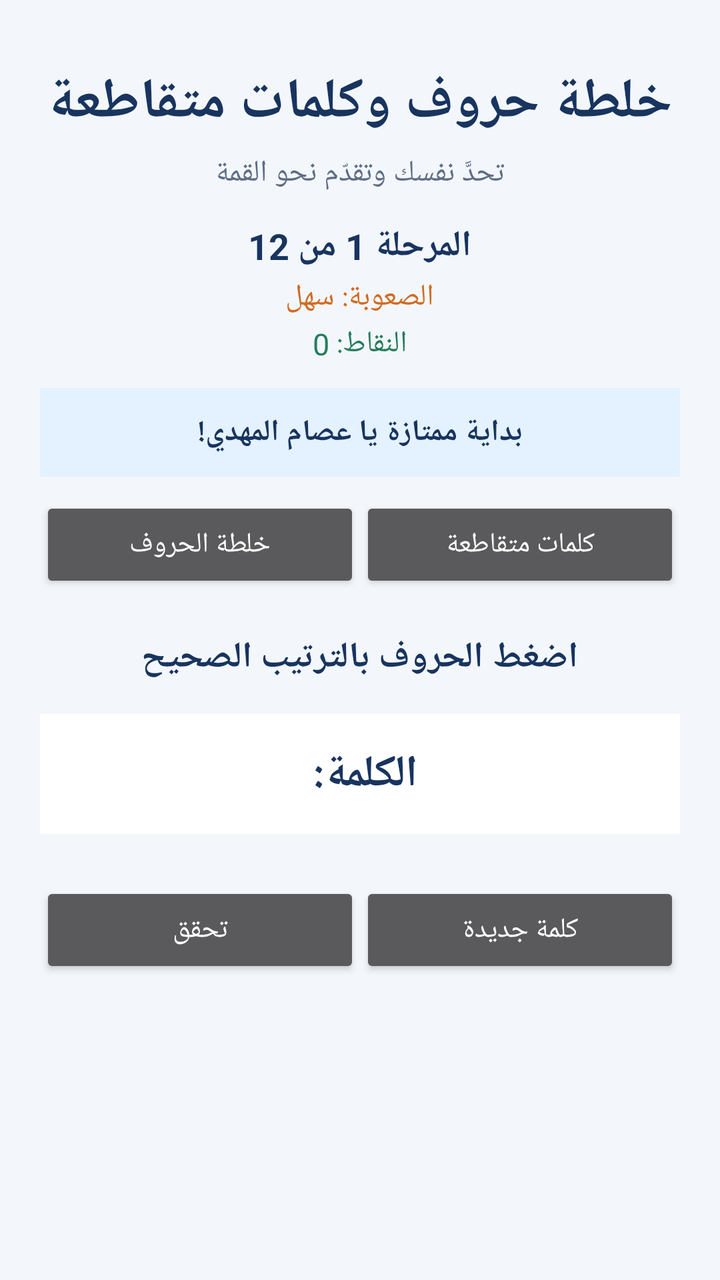
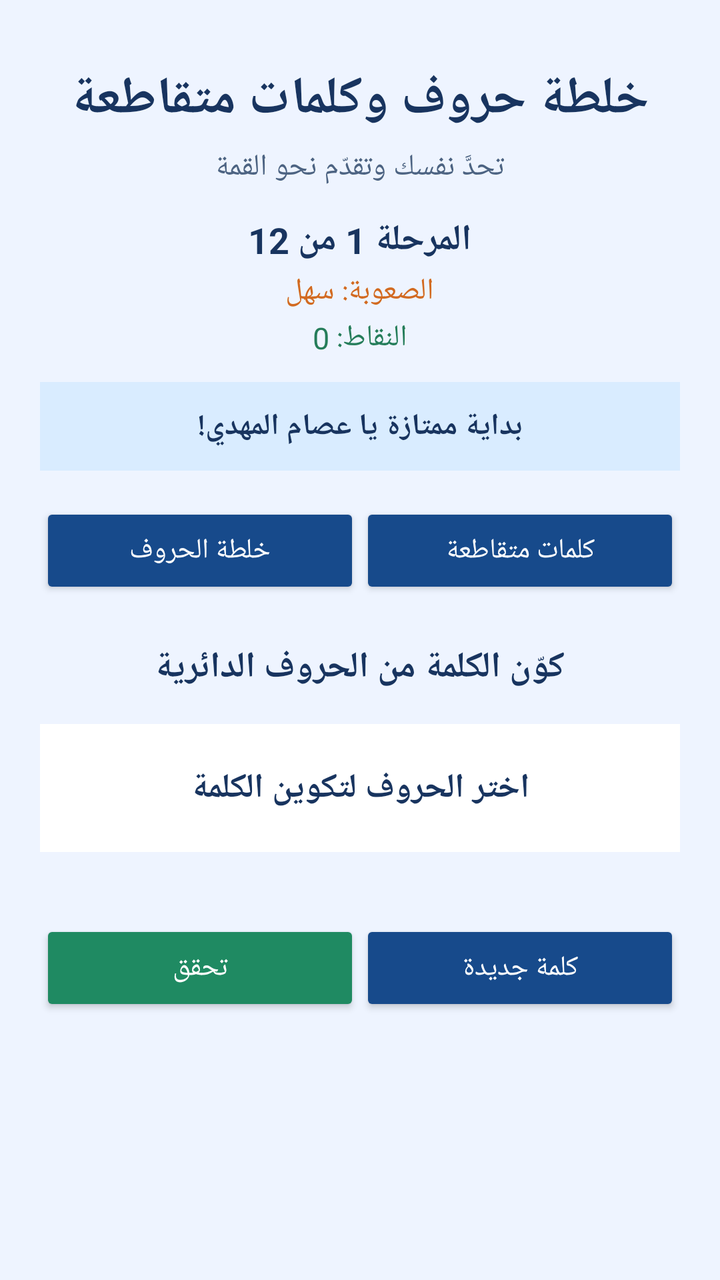

Screens rendered from an Android XML layout before and after an edit, with the pre-edit source and the edit as a unified diff.
<!-- AndroidManifest.xml: activity theme Theme.AppCompat.NoActionBar -->
<!-- res/layout/activity_crossword.xml -->
<?xml version="1.0" encoding="utf-8"?>
<ScrollView xmlns:android="http://schemas.android.com/apk/res/android"
    android:layout_width="match_parent"
    android:layout_height="match_parent"
    android:background="#F3F7FC"
    android:fillViewport="true">

    <LinearLayout
        android:layout_width="match_parent"
        android:layout_height="wrap_content"
        android:orientation="vertical"
        android:gravity="center_horizontal"
        android:padding="20dp">

        <TextView
            android:layout_width="wrap_content"
            android:layout_height="wrap_content"
            android:text="خلطة حروف وكلمات متقاطعة"
            android:textColor="#18345F"
            android:textSize="28sp"
            android:textStyle="bold"
            android:layout_marginTop="12dp" />

        <TextView
            android:layout_width="wrap_content"
            android:layout_height="wrap_content"
            android:text="تحدَّ نفسك وتقدّم نحو القمة"
            android:textColor="#5E6D85"
            android:textSize="15sp"
            android:layout_marginTop="6dp" />

        <TextView
            android:id="@+id/levelText"
            android:layout_width="wrap_content"
            android:layout_height="wrap_content"
            android:text="المرحلة 1 من 12"
            android:textColor="#18345F"
            android:textSize="18sp"
            android:textStyle="bold"
            android:layout_marginTop="14dp" />

        <TextView
            android:id="@+id/difficultyText"
            android:layout_width="wrap_content"
            android:layout_height="wrap_content"
            android:text="الصعوبة: سهل"
            android:textColor="#D26A20"
            android:textSize="15sp"
            android:layout_marginTop="3dp" />

        <TextView
            android:id="@+id/scoreText"
            android:layout_width="wrap_content"
            android:layout_height="wrap_content"
            android:text="النقاط: 0"
            android:textColor="#257D5A"
            android:textSize="15sp"
            android:layout_marginTop="3dp" />

        <TextView
            android:id="@+id/motivationText"
            android:layout_width="match_parent"
            android:layout_height="wrap_content"
            android:background="#E4F1FF"
            android:gravity="center"
            android:padding="12dp"
            android:text="بداية ممتازة يا عصام المهدي!"
            android:textColor="#18345F"
            android:textSize="15sp"
            android:textStyle="bold"
            android:layout_marginTop="12dp"
            android:layout_marginBottom="10dp" />

        <LinearLayout
            android:layout_width="match_parent"
            android:layout_height="wrap_content"
            android:orientation="horizontal">

            <Button
                android:id="@+id/scrambleModeButton"
                android:layout_width="0dp"
                android:layout_height="wrap_content"
                android:layout_weight="1"
                android:text="خلطة الحروف"
                android:textAllCaps="false" />

            <Button
                android:id="@+id/crosswordModeButton"
                android:layout_width="0dp"
                android:layout_height="wrap_content"
                android:layout_weight="1"
                android:text="كلمات متقاطعة"
                android:textAllCaps="false" />
        </LinearLayout>

        <LinearLayout
            android:id="@+id/scramblePanel"
            android:layout_width="match_parent"
            android:layout_height="wrap_content"
            android:orientation="vertical"
            android:gravity="center_horizontal"
            android:paddingTop="20dp">

            <TextView
                android:layout_width="wrap_content"
                android:layout_height="wrap_content"
                android:text="اضغط الحروف بالترتيب الصحيح"
                android:textColor="#18345F"
                android:textSize="18sp"
                android:textStyle="bold" />

            <TextView
                android:id="@+id/scrambleAnswer"
                android:layout_width="match_parent"
                android:layout_height="60dp"
                android:layout_marginTop="16dp"
                android:background="#FFFFFF"
                android:gravity="center"
                android:text="الكلمة: "
                android:textColor="#18345F"
                android:textSize="22sp"
                android:textStyle="bold" />

            <LinearLayout
                android:id="@+id/lettersRow"
                android:layout_width="match_parent"
                android:layout_height="wrap_content"
                android:orientation="horizontal"
                android:gravity="center"
                android:layout_marginTop="14dp" />

            <LinearLayout
                android:layout_width="match_parent"
                android:layout_height="wrap_content"
                android:orientation="horizontal"
                android:layout_marginTop="10dp">

                <Button
                    android:id="@+id/scrambleCheckButton"
                    android:layout_width="0dp"
                    android:layout_height="wrap_content"
                    android:layout_weight="1"
                    android:text="تحقق"
                    android:textAllCaps="false" />

                <Button
                    android:id="@+id/scrambleNewButton"
                    android:layout_width="0dp"
                    android:layout_height="wrap_content"
                    android:layout_weight="1"
                    android:text="كلمة جديدة"
                    android:textAllCaps="false" />
            </LinearLayout>
        </LinearLayout>

        <LinearLayout
            android:id="@+id/crosswordPanel"
            android:layout_width="match_parent"
            android:layout_height="wrap_content"
            android:orientation="vertical"
            android:gravity="center_horizontal"
            android:paddingTop="20dp"
            android:visibility="gone">

            <TextView
                android:layout_width="wrap_content"
                android:layout_height="wrap_content"
                android:text="أكمل الكلمة الأفقية والعمودية"
                android:textColor="#18345F"
                android:textSize="18sp"
                android:textStyle="bold" />

            <GridLayout
                android:id="@+id/crosswordGrid"
                android:layout_width="match_parent"
                android:layout_height="wrap_content"
                android:layout_marginTop="16dp"
                android:columnCount="5"
                android:rowCount="5"
                android:padding="5dp"
                android:background="#18345F" />

            <TextView
                android:id="@+id/crosswordStatus"
                android:layout_width="wrap_content"
                android:layout_height="wrap_content"
                android:text="املأ الخانات"
                android:textColor="#5E6D85"
                android:textSize="16sp"
                android:layout_marginTop="12dp" />

            <LinearLayout
                android:layout_width="match_parent"
                android:layout_height="wrap_content"
                android:orientation="horizontal"
                android:layout_marginTop="8dp">

                <Button
                    android:id="@+id/crosswordCheckButton"
                    android:layout_width="0dp"
                    android:layout_height="wrap_content"
                    android:layout_weight="1"
                    android:text="تحقق من الحل"
                    android:textAllCaps="false" />

                <Button
                    android:id="@+id/crosswordClearButton"
                    android:layout_width="0dp"
                    android:layout_height="wrap_content"
                    android:layout_weight="1"
                    android:text="مسح"
                    android:textAllCaps="false" />
            </LinearLayout>
        </LinearLayout>
    </LinearLayout>
</ScrollView>
<!-- resources referenced by this layout -->
<resources>

</resources>

<!-- the commit's change to res/layout/activity_crossword.xml (unified diff, before → after) -->
@@ -1,8 +1,9 @@
 <?xml version="1.0" encoding="utf-8"?>
-<ScrollView xmlns:android="http://schemas.android.com/apk/res/android"
+<ScrollView
+    xmlns:android="http://schemas.android.com/apk/res/android"
     android:layout_width="match_parent"
     android:layout_height="match_parent"
-    android:background="#F3F7FC"
+    android:background="#EEF4FF"
     android:fillViewport="true">
 
     <LinearLayout
@@ -17,15 +18,16 @@
             android:layout_height="wrap_content"
             android:text="خلطة حروف وكلمات متقاطعة"
             android:textColor="#18345F"
-            android:textSize="28sp"
+            android:textSize="26sp"
             android:textStyle="bold"
+            android:gravity="center"
             android:layout_marginTop="12dp" />
 
         <TextView
             android:layout_width="wrap_content"
             android:layout_height="wrap_content"
             android:text="تحدَّ نفسك وتقدّم نحو القمة"
-            android:textColor="#5E6D85"
+            android:textColor="#4C6382"
             android:textSize="15sp"
             android:layout_marginTop="6dp" />
 
@@ -61,7 +63,7 @@
             android:id="@+id/motivationText"
             android:layout_width="match_parent"
             android:layout_height="wrap_content"
-            android:background="#E4F1FF"
+            android:background="#D9ECFF"
             android:gravity="center"
             android:padding="12dp"
             android:text="بداية ممتازة يا عصام المهدي!"
@@ -69,7 +71,7 @@
             android:textSize="15sp"
             android:textStyle="bold"
             android:layout_marginTop="12dp"
-            android:layout_marginBottom="10dp" />
+            android:layout_marginBottom="16dp" />
 
         <LinearLayout
             android:layout_width="match_parent"
@@ -82,6 +84,8 @@
                 android:layout_height="wrap_content"
                 android:layout_weight="1"
                 android:text="خلطة الحروف"
+                android:textColor="#FFFFFF"
+                android:backgroundTint="#174A8B"
                 android:textAllCaps="false" />
 
             <Button
@@ -90,6 +94,8 @@
                 android:layout_height="wrap_content"
                 android:layout_weight="1"
                 android:text="كلمات متقاطعة"
+                android:textColor="#FFFFFF"
+                android:backgroundTint="#174A8B"
                 android:textAllCaps="false" />
         </LinearLayout>
 
@@ -99,12 +105,12 @@
             android:layout_height="wrap_content"
             android:orientation="vertical"
             android:gravity="center_horizontal"
-            android:paddingTop="20dp">
+            android:paddingTop="22dp">
 
             <TextView
                 android:layout_width="wrap_content"
                 android:layout_height="wrap_content"
-                android:text="اضغط الحروف بالترتيب الصحيح"
+                android:text="كوّن الكلمة من الحروف الدائرية"
                 android:textColor="#18345F"
                 android:textSize="18sp"
                 android:textStyle="bold" />
@@ -112,13 +118,13 @@
             <TextView
                 android:id="@+id/scrambleAnswer"
                 android:layout_width="match_parent"
-                android:layout_height="60dp"
+                android:layout_height="64dp"
                 android:layout_marginTop="16dp"
                 android:background="#FFFFFF"
                 android:gravity="center"
-                android:text="الكلمة: "
+                android:text="اختر الحروف لتكوين الكلمة"
                 android:textColor="#18345F"
-                android:textSize="22sp"
+                android:textSize="17sp"
                 android:textStyle="bold" />
 
             <LinearLayout
@@ -127,7 +133,8 @@
                 android:layout_height="wrap_content"
                 android:orientation="horizontal"
                 android:gravity="center"
-                android:layout_marginTop="14dp" />
+                android:layout_marginTop="16dp"
+                android:layout_marginBottom="8dp" />
 
             <LinearLayout
                 android:layout_width="match_parent"
@@ -141,6 +148,8 @@
                     android:layout_height="wrap_content"
                     android:layout_weight="1"
                     android:text="تحقق"
+                    android:textColor="#FFFFFF"
+                    android:backgroundTint="#1F8A62"
                     android:textAllCaps="false" />
 
                 <Button
@@ -149,6 +158,8 @@
                     android:layout_height="wrap_content"
                     android:layout_weight="1"
                     android:text="كلمة جديدة"
+                    android:textColor="#FFFFFF"
+                    android:backgroundTint="#174A8B"
                     android:textAllCaps="false" />
             </LinearLayout>
         </LinearLayout>
@@ -178,7 +189,7 @@
                 android:columnCount="5"
                 android:rowCount="5"
                 android:padding="5dp"
-                android:background="#18345F" />
+                android:background="#174A8B" />
 
             <TextView
                 android:id="@+id/crosswordStatus"
@@ -201,6 +212,8 @@
                     android:layout_height="wrap_content"
                     android:layout_weight="1"
                     android:text="تحقق من الحل"
+                    android:textColor="#FFFFFF"
+                    android:backgroundTint="#1F8A62"
                     android:textAllCaps="false" />
 
                 <Button
@@ -209,6 +222,8 @@
                     android:layout_height="wrap_content"
                     android:layout_weight="1"
                     android:text="مسح"
+                    android:textColor="#FFFFFF"
+                    android:backgroundTint="#174A8B"
                     android:textAllCaps="false" />
             </LinearLayout>
         </LinearLayout>
